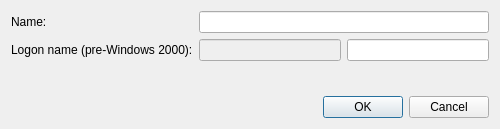
Qt form src/admc/rename_group_dialog.ui (altlinux/admc) before a commit.
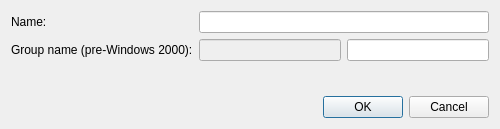
The same form after that commit.

Commit message: fix "group name" field text

```diff
--- a/src/admc/rename_group_dialog.ui
+++ b/src/admc/rename_group_dialog.ui
@@ -29,7 +29,7 @@
      <item row="1" column="0">
       <widget class="QLabel" name="label">
        <property name="text">
-        <string>Logon name (pre-Windows 2000):</string>
+        <string>Group name (pre-Windows 2000):</string>
        </property>
       </widget>
      </item>
```
The commit also changes 2 other files.
